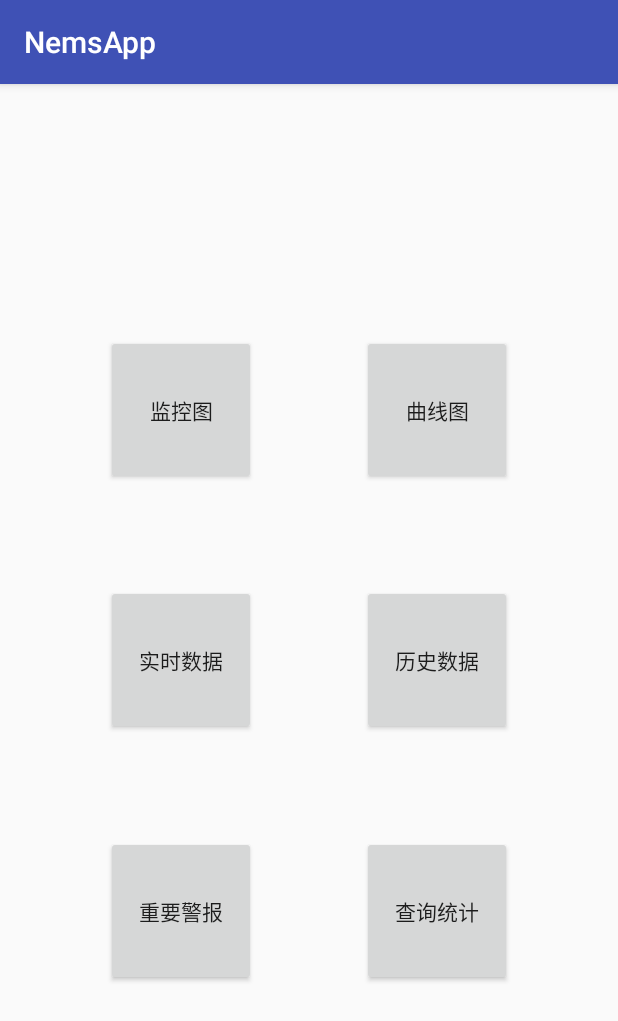
After one commit to bcy97/NemsApp, an Android app: the MenuActivity screen opened directly, with no data from a screen before it, on a phone screen of 412 x 824 dp. The commit adds this screen. Shown: the top 1021 px of the screen. Run offline under Robolectric (Android 15) with nearby library versions, the phone set to English and light mode, and no system bars.

Commit message:
add 添加新界面

```diff
--- a/app/src/main/AndroidManifest.xml
+++ b/app/src/main/AndroidManifest.xml
@@ -42,7 +42,9 @@
                 <category android:name="android.intent.category.LAUNCHER" />
             </intent-filter>
         </activity>
-        <activity android:name=".activity.TableActivity"></activity>
+        <activity android:name=".activity.NowDataActivity" />
+        <activity android:name=".activity.MenuActivity" />
+        <activity android:name=".activity.AlertActivity"></activity>
     </application>
 
 </manifest>
--- a/app/src/main/java/com/nemsapp/activity/LoginActivity.java
+++ b/app/src/main/java/com/nemsapp/activity/LoginActivity.java
@@ -188,7 +188,7 @@ public class LoginActivity extends AppCompatActivity implements LoaderCallbacks<
 //            mAuthTask = new UserLoginTask(email, password);
 //            mAuthTask.execute((Void) null);
             if (email.equals("admin") && password.equals("admin")) {
-                Intent intent = new Intent(this, PicActivity.class);
+                Intent intent = new Intent(this, MenuActivity.class);
                 startActivity(intent);
             } else {
                 Toast.makeText(LoginActivity.this, "密码错误", Toast.LENGTH_SHORT).show();
--- /dev/null
+++ b/app/src/main/java/com/nemsapp/activity/MenuActivity.java
@@ -0,0 +1,65 @@
+package com.nemsapp.activity;
+
+import android.content.Intent;
+import android.support.v7.app.AppCompatActivity;
+import android.os.Bundle;
+import android.view.View;
+import android.widget.Button;
+
+import com.nemsapp.R;
+
+public class MenuActivity extends AppCompatActivity {
+
+    @Override
+    protected void onCreate(Bundle savedInstanceState) {
+        super.onCreate(savedInstanceState);
+        setContentView(R.layout.activity_menu);
+
+        Button button1 = findViewById(R.id.button1);
+        Button button2 = findViewById(R.id.button2);
+        Button button3 = findViewById(R.id.button3);
+        Button button4 = findViewById(R.id.button4);
+        Button button5 = findViewById(R.id.button5);
+        Button button6 = findViewById(R.id.button6);
+
+        button1.setOnClickListener(new View.OnClickListener() {
+            @Override
+            public void onClick(View v) {
+                Intent intent = new Intent(MenuActivity.this, PicActivity.class);
+                startActivity(intent);
+            }
+        });
+
+        button3.setOnClickListener(new View.OnClickListener() {
+            @Override
+            public void onClick(View v) {
+                Intent intent = new Intent(MenuActivity.this, NowDataActivity.class);
+                startActivity(intent);
+            }
+        });
+
+        button5.setOnClickListener(new View.OnClickListener() {
+            @Override
+            public void onClick(View v) {
+                Intent intent = new Intent(MenuActivity.this, AlertActivity.class);
+                startActivity(intent);
+            }
+        });
+    }
+
+    @Override
+    public void onBackPressed() {
+        //回退到桌面
+   /* <action android:name="android.intent.action.MAIN" />
+    <category android:name="android.intent.category.HOME" />
+    <category android:name="android.intent.category.DEFAULT" />
+    <category android:name="android.intent.category.MONKEY"/>*/
+
+        Intent intent = new Intent();
+        intent.setAction("android.intent.action.MAIN");
+        intent.addCategory("android.intent.category.HOME");
+        intent.addCategory("android.intent.category.DEFAULT");
+        intent.addCategory("android.intent.category.MONKEY");
+        startActivity(intent);
+    }
+}
--- /dev/null
+++ b/app/src/main/res/layout/activity_menu.xml
@@ -0,0 +1,68 @@
+<?xml version="1.0" encoding="utf-8"?>
+<android.support.constraint.ConstraintLayout xmlns:android="http://schemas.android.com/apk/res/android"
+    xmlns:app="http://schemas.android.com/apk/res-auto"
+    xmlns:tools="http://schemas.android.com/tools"
+    android:layout_width="match_parent"
+    android:layout_height="match_parent"
+    tools:context=".activity.MenuActivity">
+
+    <Button
+        android:id="@+id/button1"
+        android:layout_width="100dp"
+        android:layout_height="100dp"
+        android:text="监控图"
+        app:layout_constraintBottom_toBottomOf="@id/button3"
+        app:layout_constraintLeft_toLeftOf="parent"
+        app:layout_constraintRight_toLeftOf="@id/button2"
+        app:layout_constraintTop_toTopOf="parent" />
+
+    <Button
+        android:id="@+id/button2"
+        android:layout_width="100dp"
+        android:layout_height="100dp"
+        android:text="曲线图"
+        app:layout_constraintBottom_toBottomOf="@id/button4"
+        app:layout_constraintLeft_toRightOf="@id/button1"
+        app:layout_constraintRight_toRightOf="parent"
+        app:layout_constraintTop_toTopOf="parent" />
+
+    <Button
+        android:id="@+id/button3"
+        android:layout_width="100dp"
+        android:layout_height="100dp"
+        android:text="实时数据"
+        app:layout_constraintBottom_toBottomOf="@id/button5"
+        app:layout_constraintLeft_toLeftOf="parent"
+        app:layout_constraintRight_toLeftOf="@id/button4"
+        app:layout_constraintTop_toTopOf="@id/button1" />
+
+    <Button
+        android:id="@+id/button4"
+        android:layout_width="100dp"
+        android:layout_height="100dp"
+        android:text="历史数据"
+        app:layout_constraintBottom_toBottomOf="@id/button6"
+        app:layout_constraintLeft_toRightOf="@id/button3"
+        app:layout_constraintRight_toRightOf="parent"
+        app:layout_constraintTop_toTopOf="@id/button2" />
+
+    <Button
+        android:id="@+id/button5"
+        android:layout_width="100dp"
+        android:layout_height="100dp"
+        android:text="重要警报"
+        app:layout_constraintBottom_toBottomOf="parent"
+        app:layout_constraintLeft_toLeftOf="parent"
+        app:layout_constraintRight_toLeftOf="@id/button6"
+        app:layout_constraintTop_toTopOf="@id/button3" />
+
+    <Button
+        android:id="@+id/button6"
+        android:layout_width="100dp"
+        android:layout_height="100dp"
+        android:text="查询统计"
+        app:layout_constraintBottom_toBottomOf="parent"
+        app:layout_constraintLeft_toRightOf="@id/button5"
+        app:layout_constraintRight_toRightOf="parent"
+        app:layout_constraintTop_toTopOf="@id/button4" />
+</android.support.constraint.ConstraintLayout>
```
Also changed, not shown: app/src/main/java/com/nemsapp/activity/AlertActivity.java (added, +47 -0 lines), app/src/main/java/com/nemsapp/activity/NowDataActivity.java (added, +75 -0 lines), app/src/main/java/com/nemsapp/activity/PicActivity.java (+6 -12 lines), app/src/main/java/com/nemsapp/activity/TableActivity.java (deleted, +0 -52 lines), app/src/main/java/com/nemsapp/vo/AlertData.java (added, +78 -0 lines), app/src/main/java/com/nemsapp/vo/Data.java (deleted, +0 -123 lines), app/src/main/java/com/nemsapp/vo/NowData.java (added, +47 -0 lines), app/src/main/res/layout/activity_alert.xml (added, +16 -0 lines), app/src/main/res/layout/activity_table.xml (+13 -4 lines).
